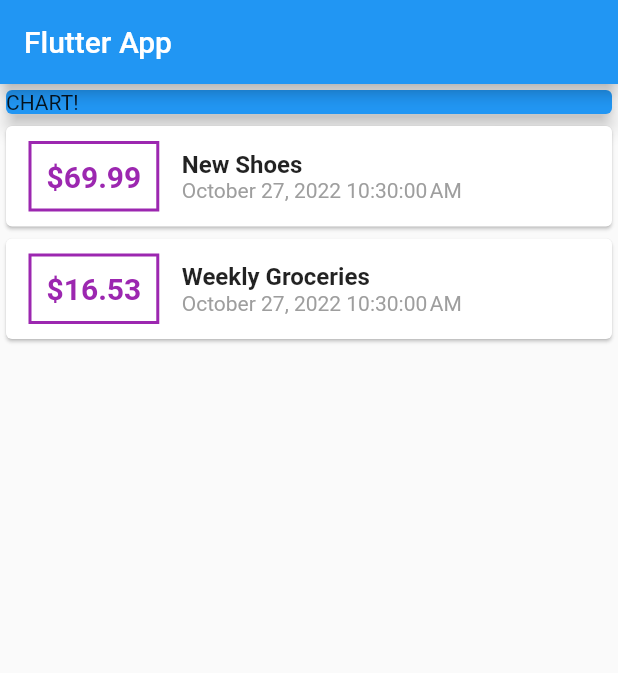
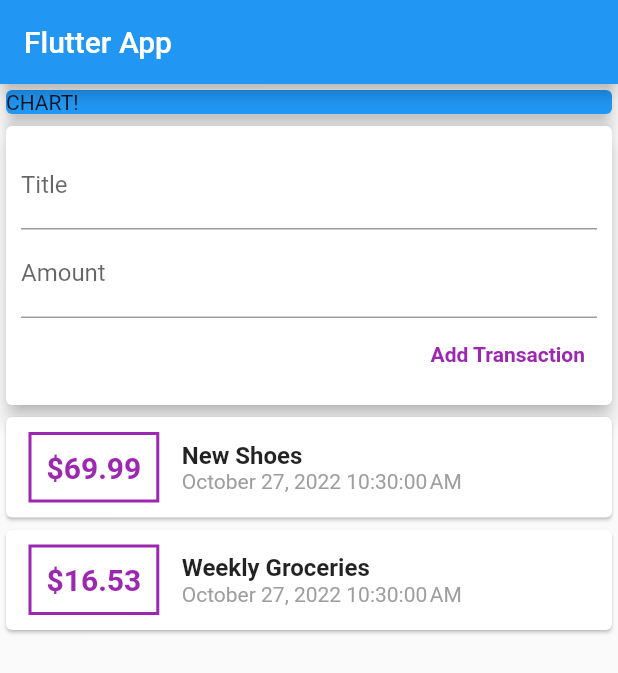
Before and after one commit to rodrigodsluz/flutter_personal_expenses, a Flutter app: the screen it shows after launch, on a phone screen of 412 x 824 dp. Shown: the top 673 px of the screen. Run offline on Flutter 3.47's test engine with Material 2 defaults, Android fonts, the light colour scheme and no system bars.

Commit message:
feat: adding text input widges

```diff
--- a/lib/main.dart
+++ b/lib/main.dart
@@ -45,6 +45,28 @@
               color: Colors.blue,
               child: Text('CHART!'),
               elevation: 5,
+            ),
+          ),
+          Card(
+            elevation: 5,
+            child: Container(
+              padding: EdgeInsets.all(10),
+              child: Column(
+                  crossAxisAlignment: CrossAxisAlignment.end,
+                  children: <Widget>[
+                    TextField(decoration: InputDecoration(labelText: 'Title')),
+                    TextField(decoration: InputDecoration(labelText: 'Amount')),
+                    TextButton(
+                      child: Text('Add Transaction'),
+                      style: TextButton.styleFrom(
+                        foregroundColor: Colors.purple,
+                        textStyle: TextStyle(
+                          fontWeight: FontWeight.bold,
+                        ),
+                      ),
+                      onPressed: () {},
+                    )
+                  ]),
             ),
           ),
           Column(
```
